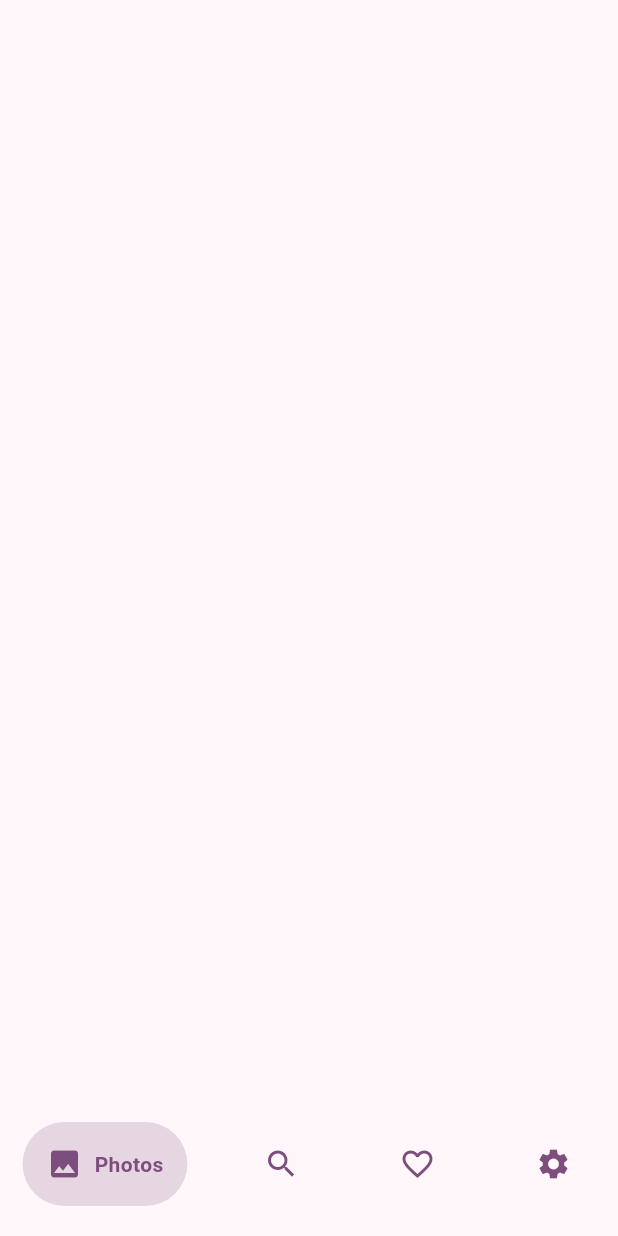
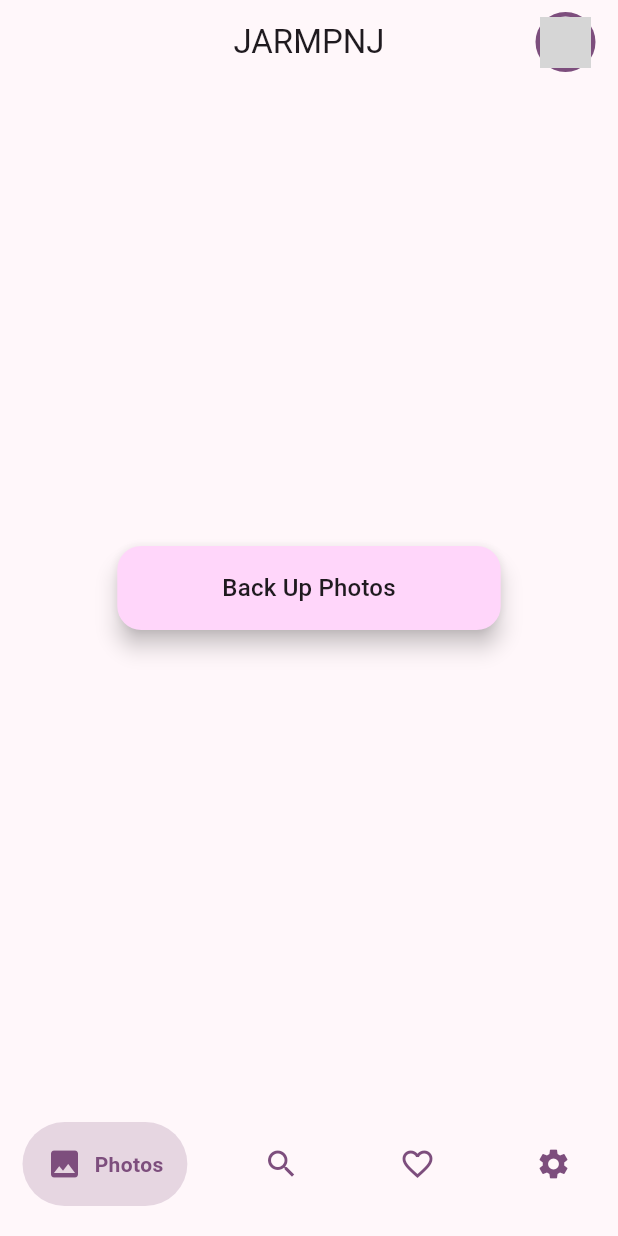
Before and after one commit to anandanair/jarmpnj, a Flutter app: the screen it shows once a user with an empty profile is signed in, on a phone screen of 412 x 824 dp. Run offline on Flutter 3.47's test engine with Material 2 defaults, Android fonts, the phone set to English and light mode, and no system bars; drawn by our look-alikes of google_nav_bar; our stand-ins replace cloud_firestore, firebase_auth, firebase_core, google_fonts, google_sign_in, loading_animation_widget and 1 more; accounts and stored records are empty; network calls fail; grey boxes are pictures that could not be loaded.

Commit message:
add appBar

```diff
--- a/lib/pages/home_page.dart
+++ b/lib/pages/home_page.dart
@@ -73,6 +73,29 @@ class _HomePageState extends State<HomePage> {
   @override
   Widget build(BuildContext context) {
     return Scaffold(
+      appBar: AppBar(
+        title: Text(
+          'JARMPNJ',
+          style: Theme.of(context).textTheme.titleLarge,
+        ),
+        centerTitle: true,
+        actions: <Widget>[
+          Padding(
+            padding: const EdgeInsets.symmetric(horizontal: 15),
+            child: CircleAvatar(
+              backgroundColor: Theme.of(context).colorScheme.primary,
+              child: CircleAvatar(
+                maxRadius: 17,
+                backgroundImage: NetworkImage(user!.photoURL ?? ""),
+                backgroundColor: Theme.of(context).colorScheme.onPrimary,
+                child: InkWell(
+                  onTap: () {},
+                ),
+              ),
+            ),
+          ),
+        ],
+      ),
       body: screens[currentIndex],
       bottomNavigationBar: Container(
         color: Theme.of(context).colorScheme.background,
--- a/lib/pages/photos_page.dart
+++ b/lib/pages/photos_page.dart
@@ -1,4 +1,5 @@
 import 'package:flutter/material.dart';
+import 'package:jarmpnj/components/my_button.dart';
 
 class PhotosPage extends StatefulWidget {
   const PhotosPage({super.key});
@@ -9,7 +10,14 @@ class PhotosPage extends StatefulWidget {
 
 class _PhotosPageState extends State<PhotosPage> {
   @override
+  void initState() {
+    super.initState();
+  }
+
+  @override
   Widget build(BuildContext context) {
-    return const Scaffold();
+    return Center(
+      child: MyButton(onTap: () {}, text: "Back Up Photos"),
+    );
   }
 }
--- a/pubspec.yaml
+++ b/pubspec.yaml
@@ -45,6 +45,7 @@ dependencies:
   material_color_utilities: ^0.2.0
   google_fonts: ^4.0.3
   image_picker: ^0.8.6+1
+  photo_manager: ^2.5.2
 
 dev_dependencies:
   flutter_test:
```
Also changed, not shown: pubspec.lock, 1 other file.
